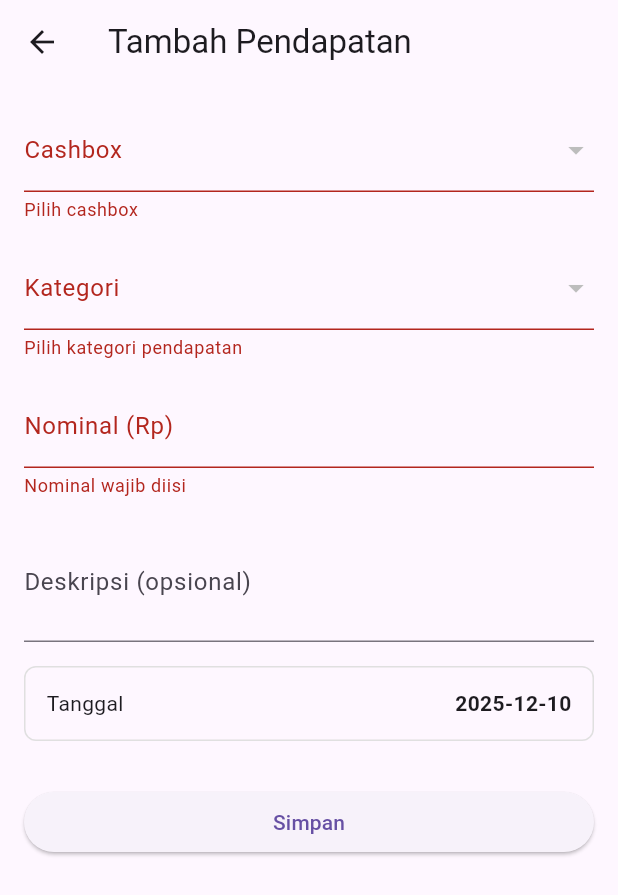
After one commit to hermans7806/cuci-pos, a Flutter app: the IncomeAddScreen screen opened directly, after a tap on "Simpan", on a phone screen of 412 x 824 dp. The commit adds this screen. Shown: the top 895 px of the screen. Run offline on Flutter 3.47's test engine with Material 3 defaults, Android fonts, the phone set to English and light mode, and no system bars; our stand-ins replace cloud_firestore, firebase_auth, firebase_core, firebase_storage, get, google_sign_in and 3 more; missing offline and left inert: fast_contacts; accounts and stored records are empty; generated files the repository leaves out were written again.

Commit message:
add income screen

```diff
--- /dev/null
+++ b/lib/features/settings/controllers/income_add_controller.dart
@@ -0,0 +1,91 @@
+import 'package:cloud_firestore/cloud_firestore.dart';
+import 'package:flutter/material.dart';
+import 'package:get/get.dart';
+
+import '../../../data/models/cashbox_model.dart';
+import '../../../data/models/financial_category_model.dart';
+import '../../../data/services/shared_reference.dart';
+
+class IncomeAddController extends GetxController {
+  final formKey = GlobalKey<FormState>();
+
+  // Loaded from Firestore
+  var cashboxes = <CashboxModel>[].obs;
+  var categories = <FinancialCategory>[].obs;
+
+  // Selected items
+  var selectedCashbox = "".obs;
+  var selectedCategory = "".obs;
+
+  // Inputs
+  final nominal = TextEditingController();
+  final description = TextEditingController();
+  var date = DateTime.now().obs;
+
+  var isLoading = false.obs;
+
+  late String activeBranchId;
+
+  @override
+  void onInit() async {
+    super.onInit();
+    activeBranchId = await SharedReference.getActiveBranchId();
+
+    loadFilters();
+  }
+
+  Future<void> loadFilters() async {
+    isLoading.value = true;
+
+    final db = FirebaseFirestore.instance;
+
+    // Load active cashboxes
+    final cbSnap = await db
+        .collection("cashboxes")
+        .where("isActive", isEqualTo: true)
+        .where("branchId", isEqualTo: activeBranchId)
+        .get();
+
+    cashboxes.value = cbSnap.docs
+        .map((e) => CashboxModel.fromFirestore(e))
+        .toList();
+
+    // Load categories (pendapatan)
+    final catSnap = await db
+        .collection("financial_categories")
+        .where("branchId", isEqualTo: activeBranchId)
+        .where("category", isEqualTo: "pendapatan")
+        .get();
+
+    categories.value = catSnap.docs
+        .map((e) => FinancialCategory.fromFirestore(e))
+        .toList();
+
+    isLoading.value = false;
+  }
+
+  Future<void> save() async {
+    if (!formKey.currentState!.validate()) return;
+
+    isLoading.value = true;
+    final db = FirebaseFirestore.instance;
+
+    await db.collection("incomes").add({
+      "branchId": activeBranchId,
+      "cashbox": selectedCashbox.value,
+      "financialCategory": selectedCategory.value,
+      "nominal": double.parse(nominal.text),
+      "description": description.text.trim(),
+      "date": DateTime(date.value.year, date.value.month, date.value.day),
+      "createdAt": FieldValue.serverTimestamp(),
+    });
+
+    isLoading.value = false;
+    Get.back(); // return to list screen
+    Get.snackbar(
+      "Sukses",
+      "Pendapatan berhasil ditambahkan",
+      snackPosition: SnackPosition.BOTTOM,
+    );
+  }
+}
--- a/lib/features/settings/screens/finances_management_screen.dart
+++ b/lib/features/settings/screens/finances_management_screen.dart
@@ -37,13 +37,13 @@ class FinancesManagementScreen extends StatelessWidget {
           ),
           _menuCard(
             icon: Icons.account_balance_wallet,
-            title: "Atur Pendapatan",
+            title: "Tambah Pendapatan",
             onTap: () =>
                 Navigator.pushNamed(context, '/settings/finances/income'),
           ),
           _menuCard(
             icon: Icons.payment,
-            title: "Atur Pengeluaran",
+            title: "Tambah Pengeluaran",
             onTap: () =>
                 Navigator.pushNamed(context, '/settings/finances/expense'),
           ),
--- /dev/null
+++ b/lib/features/settings/screens/income_add_screen.dart
@@ -0,0 +1,139 @@
+import 'package:flutter/material.dart';
+import 'package:get/get.dart';
+
+import '../controllers/income_add_controller.dart';
+
+class IncomeAddScreen extends StatelessWidget {
+  const IncomeAddScreen({super.key});
+
+  @override
+  Widget build(BuildContext context) {
+    final c = Get.put(IncomeAddController());
+
+    return Scaffold(
+      appBar: AppBar(title: const Text("Tambah Pendapatan")),
+      body: Obx(() {
+        if (c.isLoading.value) {
+          return const Center(child: CircularProgressIndicator());
+        }
+
+        return Form(
+          key: c.formKey,
+          child: ListView(
+            padding: const EdgeInsets.all(16),
+            children: [
+              // Cashbox
+              DropdownButtonFormField<String>(
+                decoration: const InputDecoration(labelText: "Cashbox"),
+                value: c.selectedCashbox.value.isEmpty
+                    ? null
+                    : c.selectedCashbox.value,
+                items: c.cashboxes
+                    .map(
+                      (cb) =>
+                          DropdownMenuItem(value: cb.id, child: Text(cb.name)),
+                    )
+                    .toList(),
+                validator: (v) => v == null ? "Pilih cashbox" : null,
+                onChanged: (v) => c.selectedCashbox.value = v!,
+              ),
+
+              const SizedBox(height: 16),
+
+              // Category
+              DropdownButtonFormField<String>(
+                decoration: const InputDecoration(labelText: "Kategori"),
+                value: c.selectedCategory.value.isEmpty
+                    ? null
+                    : c.selectedCategory.value,
+                items: c.categories
+                    .map(
+                      (cat) => DropdownMenuItem(
+                        value: cat.id,
+                        child: Text(cat.name),
+                      ),
+                    )
+                    .toList(),
+                validator: (v) =>
+                    v == null ? "Pilih kategori pendapatan" : null,
+                onChanged: (v) => c.selectedCategory.value = v!,
+              ),
+
+              const SizedBox(height: 16),
+
+              // Nominal
+              TextFormField(
+                controller: c.nominal,
+                decoration: const InputDecoration(labelText: "Nominal (Rp)"),
+                keyboardType: TextInputType.number,
+                validator: (v) {
+                  if (v == null || v.trim().isEmpty) {
+                    return "Nominal wajib diisi";
+                  }
+                  if (double.tryParse(v) == null) {
+                    return "Nominal tidak valid";
+                  }
+                  return null;
+                },
+              ),
+
+              const SizedBox(height: 16),
+
+              // Description
+              TextFormField(
+                controller: c.description,
+                maxLines: 2,
+                decoration: const InputDecoration(
+                  labelText: "Deskripsi (opsional)",
+                ),
+              ),
+
+              const SizedBox(height: 16),
+
+              // Date picker
+              GestureDetector(
+                onTap: () async {
+                  final picked = await showDatePicker(
+                    context: context,
+                    firstDate: DateTime(2020),
+                    lastDate: DateTime.now(),
+                    initialDate: c.date.value,
+                  );
+                  if (picked != null) c.date.value = picked;
+                },
+                child: Container(
+                  padding: const EdgeInsets.all(14),
+                  decoration: BoxDecoration(
+                    border: Border.all(color: Colors.grey.shade300),
+                    borderRadius: BorderRadius.circular(8),
+                  ),
+                  child: Row(
+                    mainAxisAlignment: MainAxisAlignment.spaceBetween,
+                    children: [
+                      const Text("Tanggal"),
+                      Text(
+                        "${c.date.value.year}-${c.date.value.month}-${c.date.value.day}",
+                        style: const TextStyle(fontWeight: FontWeight.bold),
+                      ),
+                    ],
+                  ),
+                ),
+              ),
+
+              const SizedBox(height: 30),
+
+              // Submit Button
+              SizedBox(
+                width: double.infinity,
+                child: ElevatedButton(
+                  onPressed: c.save,
+                  child: const Text("Simpan"),
+                ),
+              ),
+            ],
+          ),
+        );
+      }),
+    );
+  }
+}
```
Also changed, not shown: lib/core/router/app_router.dart (+8 -0 lines), lib/data/models/cashbox_model.dart (+10 -0 lines), lib/data/models/financial_category_model.dart (+10 -0 lines), lib/data/models/income_model.dart (added, +35 -0 lines), lib/features/settings/controllers/income_controller.dart (added, +91 -0 lines), lib/features/settings/screens/income_list_screen.dart (added, +163 -0 lines).
